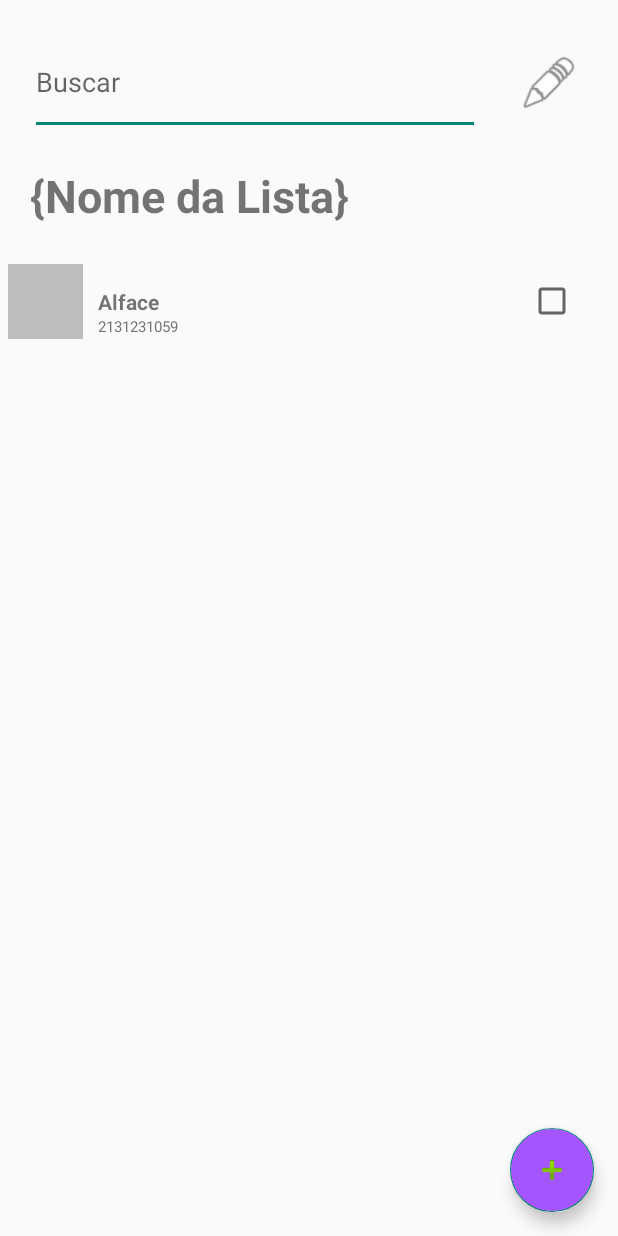
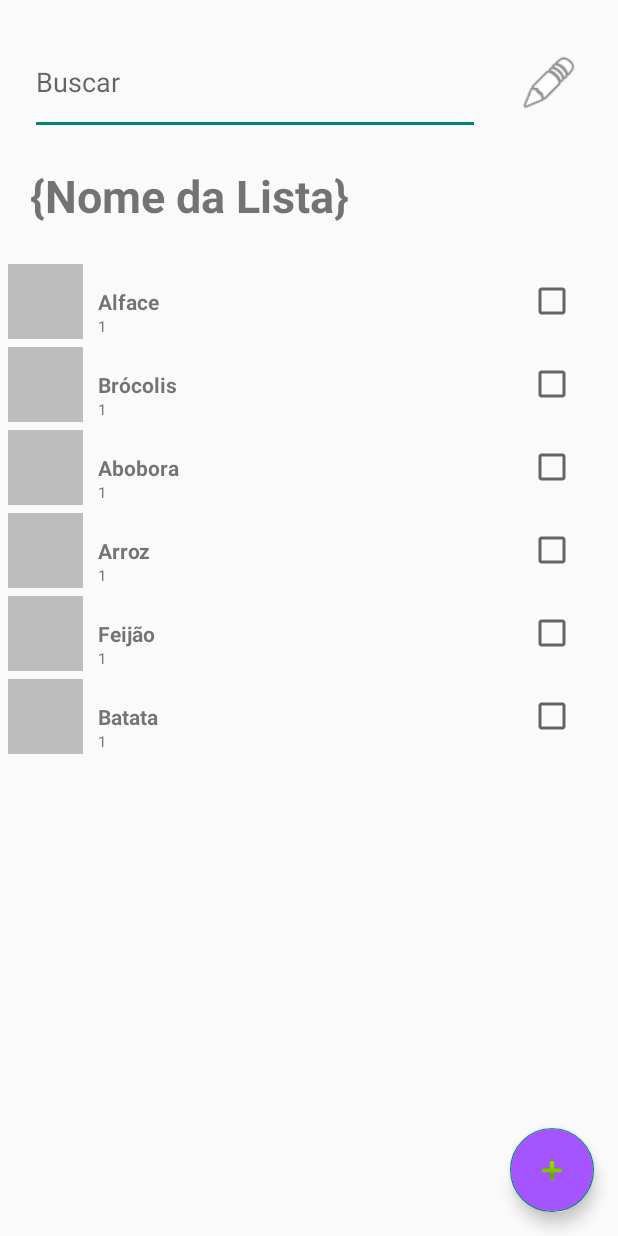
Before and after one commit to RafaelCamilloJorge/lista-compras-android-kotlin, an Android app: the ShoppingListActivity screen opened directly, with no data from a screen before it, after a tap on "Saudavel", on a phone screen of 412 x 824 dp. Run offline under Robolectric (Android 15) with nearby library versions, the phone set to English and light mode, and no system bars.

Commit message:
RecyclerView ShoppingItemActivity

```diff
--- a/app/src/main/java/com/example/listadecompras/feature/login/MainActivity.kt
+++ b/app/src/main/java/com/example/listadecompras/feature/login/MainActivity.kt
@@ -10,6 +10,7 @@ import androidx.core.view.WindowInsetsCompat
 import com.example.listadecompras.R
 import com.example.listadecompras.databinding.ActivityMainBinding
 import com.example.listadecompras.feature.register.RegisterActivity
+import com.example.listadecompras.feature.shopping_items.ShoppingItemActivity
 import com.example.listadecompras.feature.shopping_lists.ShoppingListActivity
 import com.example.listadecompras.repositories.LoginRepository
 import com.example.listadecompras.repositories.interfaces.ILoginRepository
--- a/app/src/main/java/com/example/listadecompras/feature/shopping_items/ShoppingItemActivity.kt
+++ b/app/src/main/java/com/example/listadecompras/feature/shopping_items/ShoppingItemActivity.kt
@@ -5,7 +5,6 @@ import android.os.Bundle
 import android.widget.Toast
 import androidx.activity.ComponentActivity
 import androidx.recyclerview.widget.LinearLayoutManager
-import com.example.listadecompras.R
 import com.example.listadecompras.databinding.ActivityShoppingItemBinding
 
 class ShoppingItemActivity : ComponentActivity() {
@@ -17,16 +16,21 @@ class ShoppingItemActivity : ComponentActivity() {
         setContentView(binding.root)
 
         val list_of_items = mutableListOf(
-            ShoppingItem(1, "Alface", 1, R.drawable.ic_exit, UnitOfMeasure.kilo, Category.vegetables),
-            ShoppingItem(2, "Brócolis", 1, R.drawable.ic_exit, UnitOfMeasure.kilo, Category.vegetables),
-            ShoppingItem(2, "Abobora", 1, R.drawable.ic_exit, UnitOfMeasure.kilo, Category.vegetables)
+            ShoppingItem(1, "Alface", 1, 1, UnitOfMeasure.kilo, Category.vegetables),
+            ShoppingItem(2, "Brócolis", 1, 1, UnitOfMeasure.kilo, Category.vegetables),
+            ShoppingItem(3, "Abobora", 1, 1, UnitOfMeasure.kilo, Category.vegetables),
+            ShoppingItem(4, "Arroz", 1, 1, UnitOfMeasure.kilo, Category.vegetables),
+            ShoppingItem(5, "Feijão", 1, 1, UnitOfMeasure.kilo, Category.vegetables),
+            ShoppingItem(6, "Batata", 1, 1, UnitOfMeasure.kilo, Category.vegetables)
         )
 
 
-        binding.recyclerView.adapter = ShoppingItemAdapter(list_of_items) { item ->
-            onListItemClicked(item)
+        val adapter = ShoppingItemAdapter(list_of_items) { item ->
+            Toast.makeText(this, "Clicou no item ${item.name}", Toast.LENGTH_SHORT).show()
         }
+
         binding.recyclerView.layoutManager = LinearLayoutManager(this)
+        binding.recyclerView.adapter = adapter
     }
 
     private fun onListItemClicked(item: ShoppingItem) {
--- a/app/src/main/java/com/example/listadecompras/feature/shopping_items/ShoppingItemAdapter.kt
+++ b/app/src/main/java/com/example/listadecompras/feature/shopping_items/ShoppingItemAdapter.kt
@@ -1,7 +1,6 @@
 package com.example.listadecompras.feature.shopping_items
 
 import ShoppingItem
-import UnitOfMeasure
 import android.view.LayoutInflater
 import android.view.ViewGroup
 import androidx.recyclerview.widget.RecyclerView
@@ -23,12 +22,13 @@ class ShoppingItemAdapter(
         val item = items[position]
         with(holder.binding) {
             itemName.text = item.name
+            itemQuatity.text = item.quantity.toString()
             itemImage.setImageResource(item.image)
-            itemQuatity.text = item.quantity.toString()
 
             root.setOnClickListener {
                 onClick(item)
             }
+
         }
     }
 
--- a/app/src/main/java/com/example/listadecompras/feature/shopping_lists/ShoppingListActivity.kt
+++ b/app/src/main/java/com/example/listadecompras/feature/shopping_lists/ShoppingListActivity.kt
@@ -3,11 +3,8 @@ package com.example.listadecompras.feature.shopping_lists
 import ShoppingItem
 import android.content.Intent
 import android.os.Bundle
-import android.widget.Toast
 import androidx.activity.ComponentActivity
-import androidx.core.graphics.Insets
 import androidx.recyclerview.widget.GridLayoutManager
-import androidx.recyclerview.widget.LinearLayoutManager
 import com.example.listadecompras.R
 import com.example.listadecompras.databinding.ActivityShoppingListBinding
 import com.example.listadecompras.feature.shopping_items.ShoppingItemActivity
@@ -29,7 +26,8 @@ class ShoppingListActivity : ComponentActivity() {
 
         val list_of_list = mutableListOf(
             ShoppingListOfList(1, "Saudavel", R.drawable.ic_exit, list_of_items ),
-            ShoppingListOfList(2, "Fim de Semana", R.drawable.ic_exit, list_of_items )
+            ShoppingListOfList(2, "Fim de Semana", R.drawable.ic_exit, list_of_items ),
+            ShoppingListOfList(3, "Feira", R.drawable.ic_exit, list_of_items )
         )
 
         val adapter = ShoppingListAdapter(list_of_list, ::onListItemClicked)
--- a/app/src/main/res/layout/list_of_item.xml
+++ b/app/src/main/res/layout/list_of_item.xml
@@ -1,7 +1,7 @@
 <?xml version="1.0" encoding="utf-8"?>
 <androidx.constraintlayout.widget.ConstraintLayout xmlns:android="http://schemas.android.com/apk/res/android"
     android:layout_width="match_parent"
-    android:layout_height="match_parent"
+    android:layout_height="wrap_content"
     xmlns:app="http://schemas.android.com/apk/res-auto">
 
 
```
